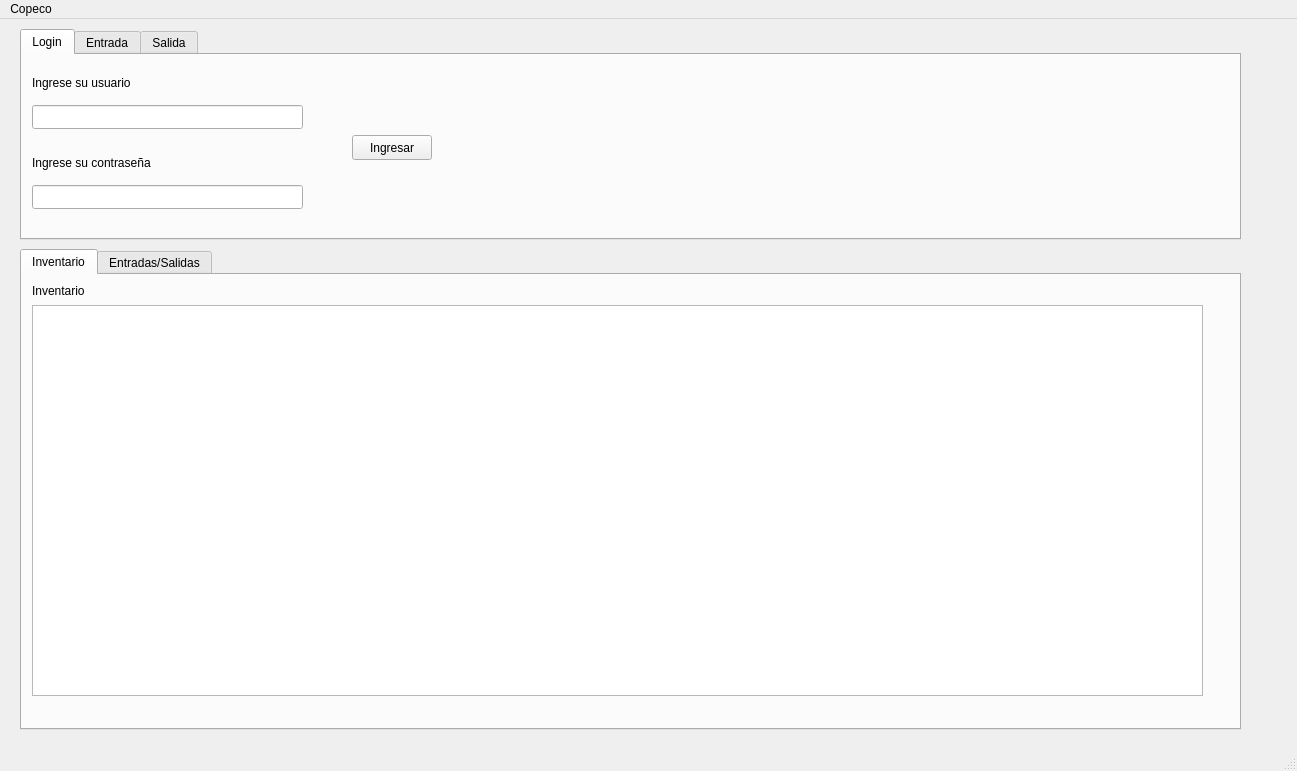
This is Proyecto_Copeco/cframe.ui in DavidZelaya12/Proyecto_Copeco as Qt 5 draws it before an edit. The edited form follows.
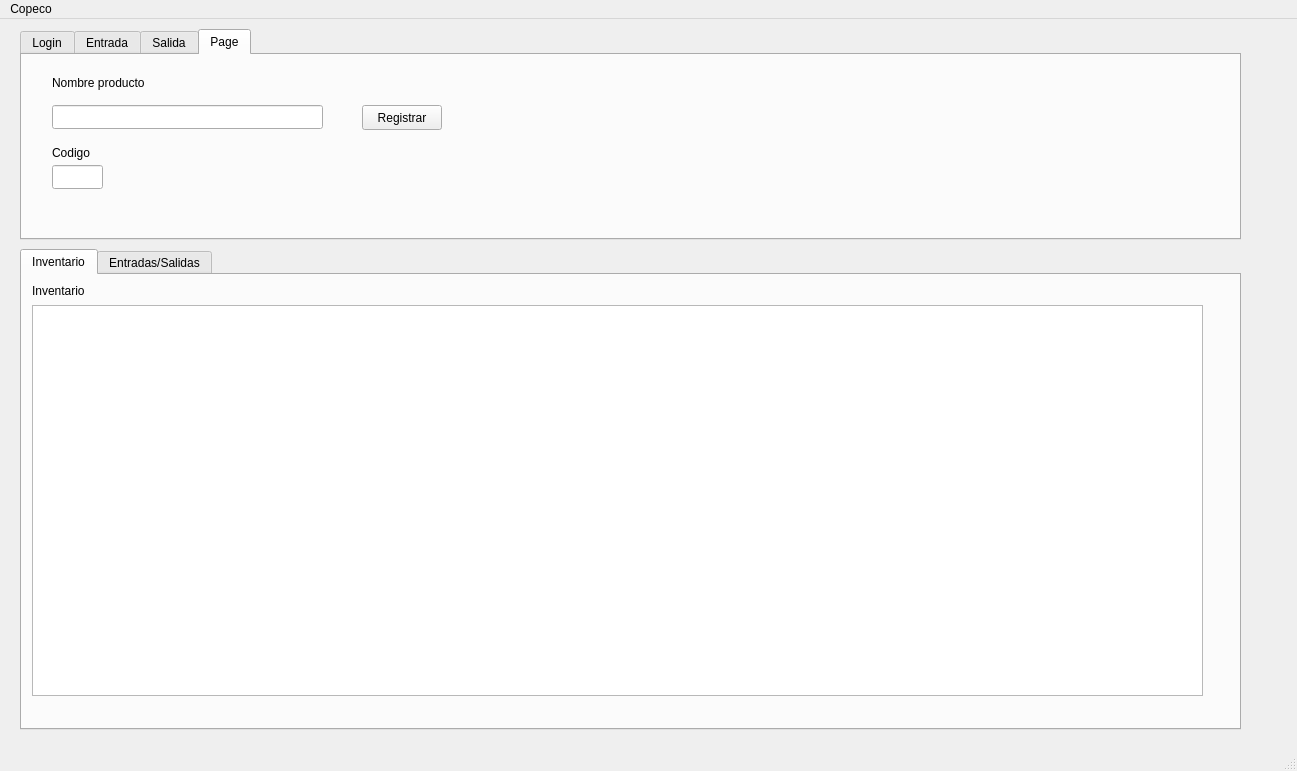
This is the edited form.

Commit message: Creacion de tablas y modifiacion de UI

Diff of the .ui file:
```diff
--- a/Proyecto_Copeco/cframe.ui
+++ b/Proyecto_Copeco/cframe.ui
@@ -24,7 +24,7 @@
      </rect>
     </property>
     <property name="currentIndex">
-     <number>0</number>
+     <number>3</number>
     </property>
     <widget class="QWidget" name="tab">
      <attribute name="title">
@@ -362,6 +362,70 @@
       </property>
      </widget>
     </widget>
+    <widget class="QWidget" name="tab_4">
+     <attribute name="title">
+      <string>Page</string>
+     </attribute>
+     <widget class="QLabel" name="label_11">
+      <property name="geometry">
+       <rect>
+        <x>30</x>
+        <y>90</y>
+        <width>271</width>
+        <height>16</height>
+       </rect>
+      </property>
+      <property name="text">
+       <string>Codigo</string>
+      </property>
+     </widget>
+     <widget class="QLineEdit" name="CodigoAgregar">
+      <property name="geometry">
+       <rect>
+        <x>30</x>
+        <y>110</y>
+        <width>51</width>
+        <height>24</height>
+       </rect>
+      </property>
+     </widget>
+     <widget class="QLineEdit" name="NombreAgregar">
+      <property name="geometry">
+       <rect>
+        <x>30</x>
+        <y>50</y>
+        <width>271</width>
+        <height>24</height>
+       </rect>
+      </property>
+     </widget>
+     <widget class="QLabel" name="label_13">
+      <property name="geometry">
+       <rect>
+        <x>30</x>
+        <y>20</y>
+        <width>271</width>
+        <height>16</height>
+       </rect>
+      </property>
+      <property name="text">
+       <string>Nombre producto</string>
+      </property>
+     </widget>
+     <widget class="QPushButton" name="pushButton_4">
+      <property name="geometry">
+       <rect>
+        <x>340</x>
+        <y>50</y>
+        <width>80</width>
+        <height>25</height>
+       </rect>
+      </property>
+      <property name="text">
+       <string>Registrar</string>
+      </property>
+     </widget>
+    </widget>
    </widget>
    <widget class="QTabWidget" name="TabMostrar">
     <property name="geometry">
```
The commit also changes 3 other files.
